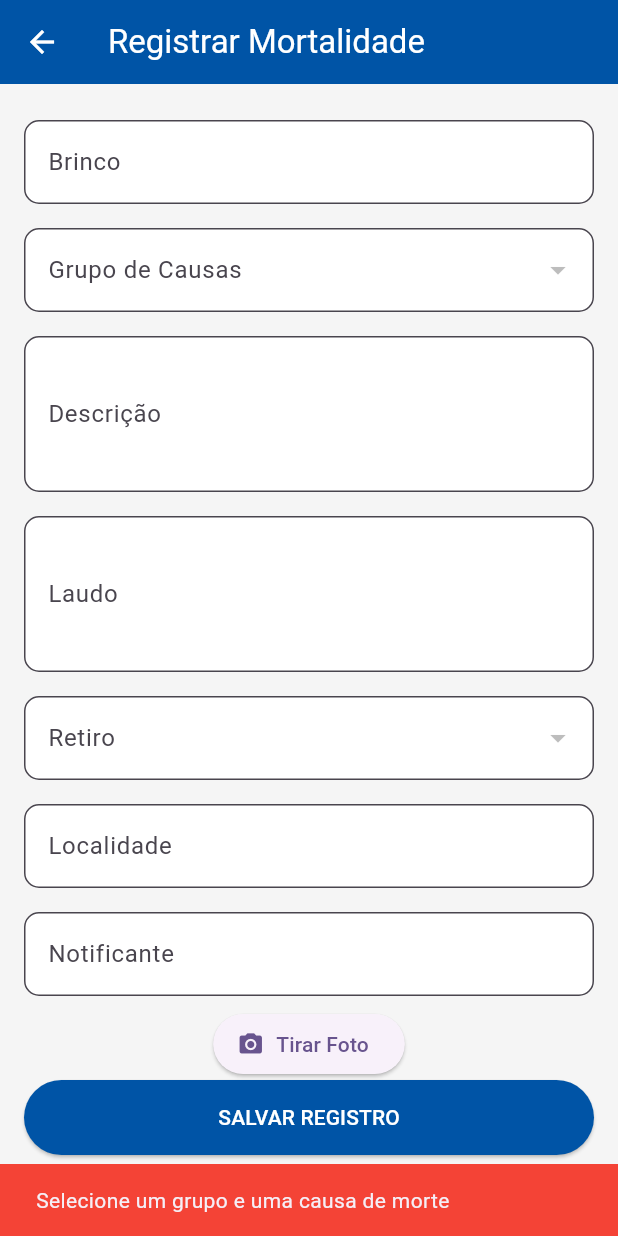
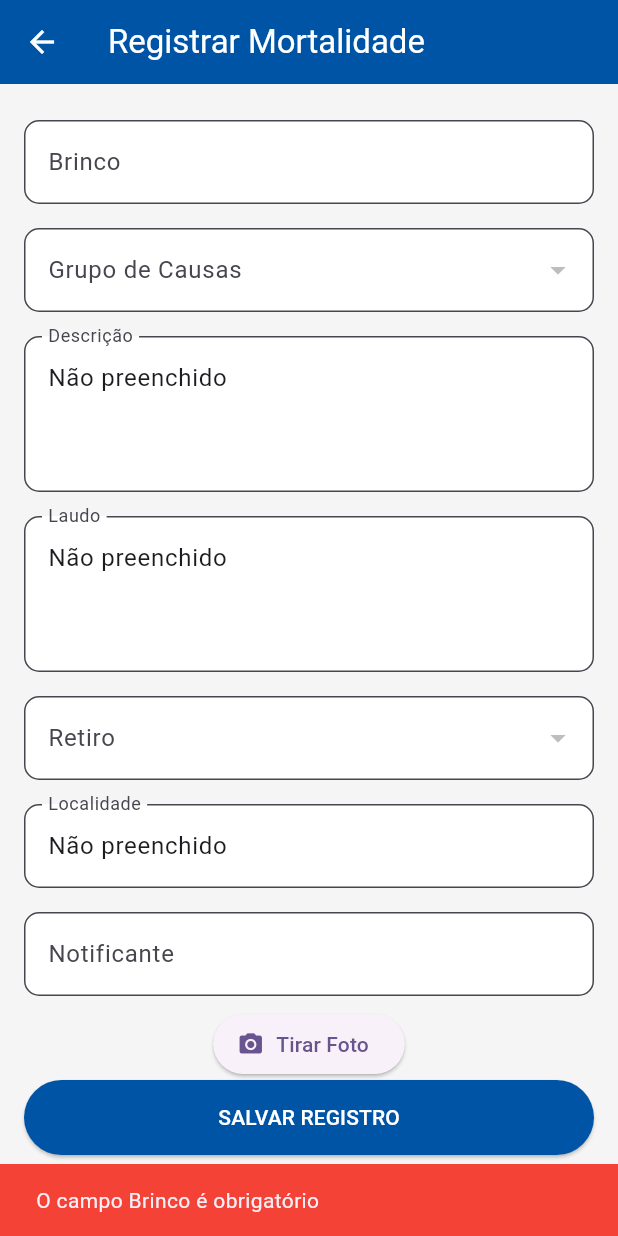
Before and after one commit to Elizeuvix/sanigado, a Flutter app: the Mortalidade screen opened directly, after a tap on "SALVAR REGISTRO", on a phone screen of 412 x 824 dp. Run offline on Flutter 3.47's test engine with Material 3 defaults, Android fonts, the light colour scheme and no system bars; our stand-ins replace connectivity_plus, flutter_image_compress, image_picker.

Commit message:
Nova Versao com foto da pasta

```diff
--- a/lib/Mortalidade.dart
+++ b/lib/Mortalidade.dart
@@ -24,10 +24,7 @@ class _MortalidadeState extends State<Mortalidade> {
   DateTime _selectedDate = DateTime.now();
   File? _selectedImage;
   Uint8List? _imageBytes;
-  String? _grupoCausa,
-      _causaMorte,
-      _retiro,
-      _notificante;
+  String? _grupoCausa, _causaMorte, _retiro, _notificante;
   List<String> gruposCausas = [], retiros = [];
   Map<String, List<String>> _causasMorteFiltradas = {};
   List<String> _causasMorteDisponiveis = [];
@@ -115,15 +112,37 @@ class _MortalidadeState extends State<Mortalidade> {
 
   Future<void> _pickImage() async {
     try {
-      final picker = ImagePicker();
+      final ImagePicker picker = ImagePicker();
+
+      // Mostrar opções em um bottom sheet
+      final source = await showModalBottomSheet<ImageSource>(
+        context: context,
+        builder: (context) => Column(
+          mainAxisSize: MainAxisSize.min,
+          children: [
+            ListTile(
+              leading: const Icon(Icons.camera_alt),
+              title: const Text('Tirar Foto'),
+              onTap: () => Navigator.pop(context, ImageSource.camera),
+            ),
+            ListTile(
+              leading: const Icon(Icons.photo_library),
+              title: const Text('Escolher da Galeria'),
+              onTap: () => Navigator.pop(context, ImageSource.gallery),
+            ),
+          ],
+        ),
+      );
+
+      if (source == null) return;
+
       final pickedFile = await picker.pickImage(
-        source: ImageSource.camera,
+        source: source,
         imageQuality: 80,
         preferredCameraDevice: CameraDevice.rear,
       );
 
       if (pickedFile != null) {
-        // Modificação principal: Leitura e compressão mais robusta
         final originalBytes = await pickedFile.readAsBytes();
 
         final compressedBytes = await FlutterImageCompress.compressWithList(
@@ -147,7 +166,7 @@ class _MortalidadeState extends State<Mortalidade> {
         });
       }
     } catch (e) {
-      _showError('Erro na câmera: ${e.toString()}');
+      _showError('Erro ao selecionar imagem: ${e.toString()}');
     }
   }
 
@@ -182,8 +201,10 @@ class _MortalidadeState extends State<Mortalidade> {
   }
 
   Future<void> _salvarRegistro() async {
+    preencherCampos();
     if (!_validarCampos()) return;
 
+    print("VALIDARCAMPOS: $_validarCampos");
     try {
       final path = await _getFilePath('mortalidades-sanigado.json');
       final file = File(path);
@@ -201,14 +222,43 @@ class _MortalidadeState extends State<Mortalidade> {
   }
 
   bool _validarCampos() {
-    if (_grupoCausa == null || _causaMorte == null) {
-      _showError('Selecione um grupo e uma causa de morte');
-      return false;
-    }
+
     if (_brincoController.text.isEmpty) {
       _showError('O campo Brinco é obrigatório');
       return false;
     }
+
+    if (_grupoCausa == null || _grupoCausa!.isEmpty) {
+      _showError('Selecione um Grupo de Causas');
+      return false;
+    }
+
+    if (_causaMorte == null || _causaMorte!.isEmpty) {
+      _showError('Selecione uma Causa da Morte');
+      return false;
+    }
+
+    if (_retiro == null || _retiro!.isEmpty) {
+      _showError('Selecione o Retiro');
+      return false;
+    }
+
+    if (_localidadeController.text.isEmpty) {
+      _showError('O campo Localidade é obrigatório');
+      return false;
+    }
+
+    // Campos adicionais que podem ser obrigatórios dependendo dos requisitos
+    if (_descricaoController.text.isEmpty) {
+      _showError('O campo Descrição é obrigatório');
+      return false;
+    }
+
+    if (_imageBytes == null) {
+      _showError('É obrigatório ter uma foto');
+      return false;
+    }
+
     return true;
   }
 
@@ -243,7 +293,9 @@ class _MortalidadeState extends State<Mortalidade> {
   Future<void> _salvarRegistrosNoArquivo(
     File file,
     List<dynamic> registros,
+
   ) async {
+    preencherCampos();
     await file.writeAsString(
       jsonEncode(registros),
       flush: true,
@@ -257,8 +309,7 @@ class _MortalidadeState extends State<Mortalidade> {
     _laudoController.clear();
     _localidadeController.clear();
     setState(() {
-      _grupoCausa =
-          _causaMorte = _retiro = null;
+      _grupoCausa = _causaMorte = _retiro = null;
       _selectedImage = null;
       _imageBytes = null;
       _selectedDate = DateTime.now();
@@ -403,4 +454,18 @@ class _MortalidadeState extends State<Mortalidade> {
       ),
     );
   }
+
+  void preencherCampos() {
+    if (_laudoController.text.isEmpty) {
+      _laudoController.text = "Não preenchido";
+    }
+
+    if (_descricaoController.text.isEmpty) {
+      _descricaoController.text = "Não preenchido";
+    }
+
+    if (_localidadeController.text.isEmpty) {
+      _localidadeController.text = "Não preenchido";
+    }
+  }
 }
```
Also changed, not shown: pubspec.yaml (+4 -4 lines), pubspec.lock, 1 other file.
